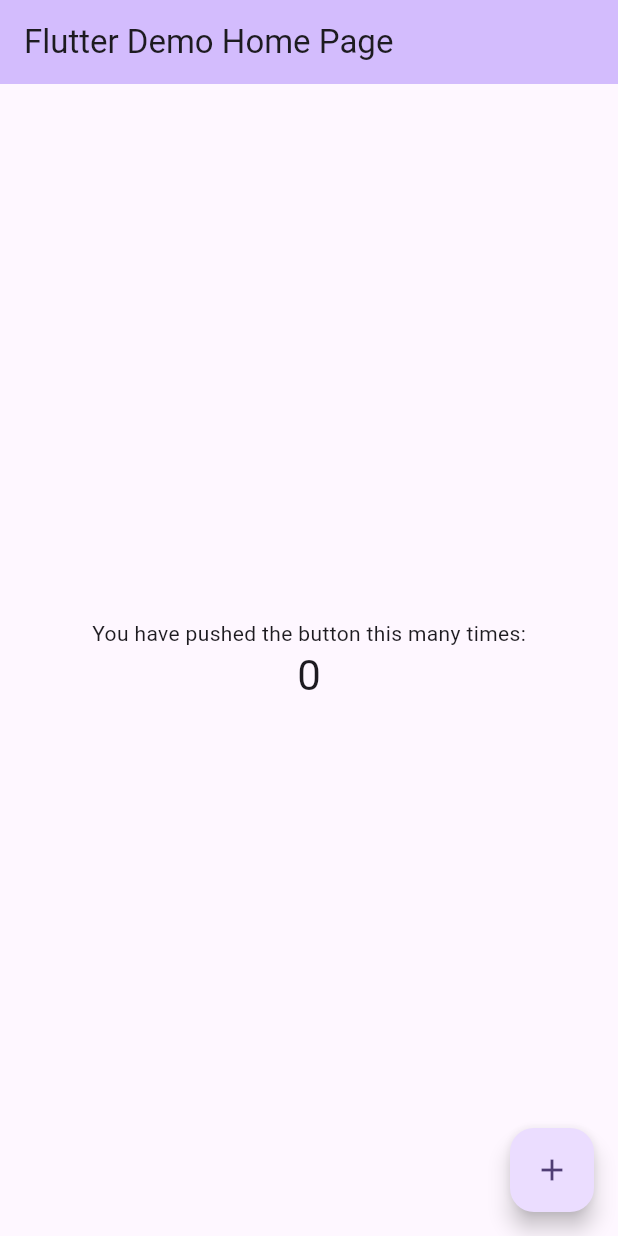
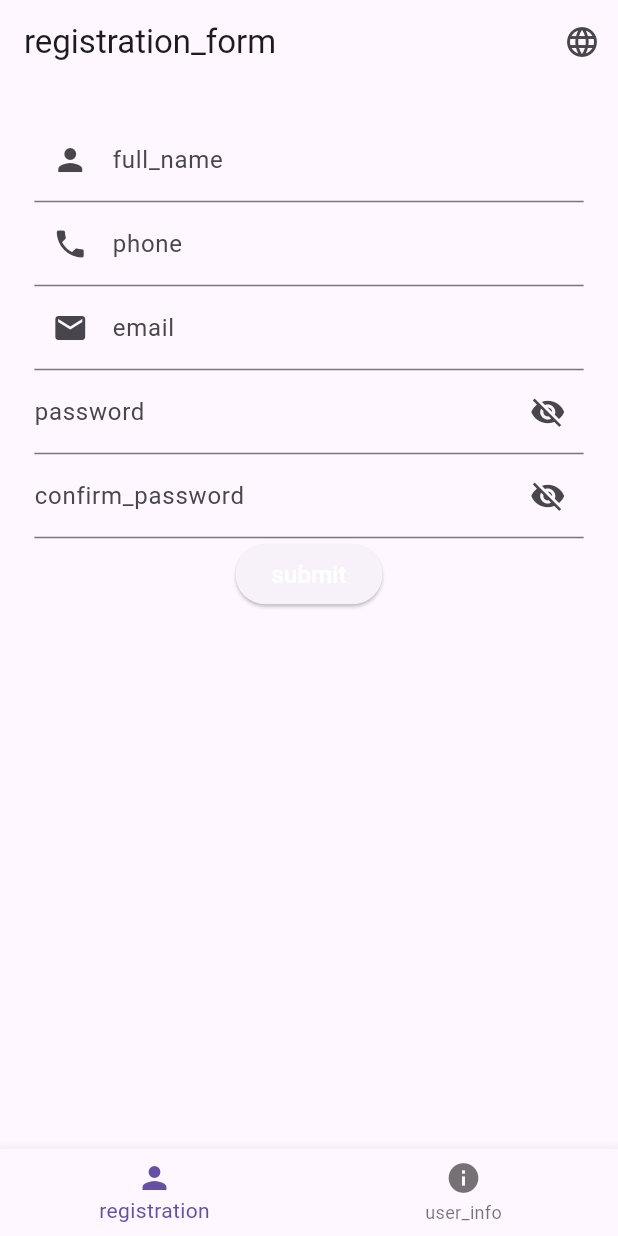
Before and after one commit to nurlybeeeeek/lab_7, a Flutter app: the screen it shows after launch, on a phone screen of 412 x 824 dp. Run offline on Flutter 3.47's test engine with Material 3 defaults, Android fonts, the phone set to English and light mode, and no system bars; our stand-ins replace easy_localization, flutter_screenutil.

Commit message:
first commit

```diff
--- a/assets/translations/en.json
+++ b/assets/translations/en.json
@@ -0,0 +1,20 @@
+{
+    "register_form": "Register Form",
+    "full_name": "Full Name *",
+    "phone": "Phone Number *",
+    "email": "Email Address",
+    "password": "Password *",
+    "confirm_password": "Confirm Password *",
+    "submit": "Submit Form",
+    "name_empty": "Name cannot be empty",
+    "invalid_phone": "Enter a valid phone number",
+    "invalid_email": "Enter a valid email",
+    "password_mismatch": "Passwords do not match",
+    "short_password": "Password must be at least 6 characters",
+    "user_info": "User Info",
+    "name": "Name",
+    "email_text": "Email",
+    "phone_text": "Phone",
+    "registration": "Registration",
+    "user_info_tab": "User Info"
+  }
--- a/lib/constants.dart
+++ b/lib/constants.dart
@@ -0,0 +1,23 @@
+import 'package:flutter/material.dart';
+
+// Цвета
+const primaryColor = Color(0xFF0077FF);
+const secondaryColor = Color(0xFF00BFA6);
+const backgroundColor = Color(0xFFFFFFFF);
+
+// Стиль текста
+TextStyle headerStyle = TextStyle(
+  fontSize: 20,
+  fontWeight: FontWeight.bold,
+  color: primaryColor,
+);
+
+TextStyle regularStyle = TextStyle(
+  fontSize: 16,
+  color: Colors.black,
+);
+
+TextStyle buttonTextStyle = TextStyle(
+  color: Colors.white,
+  fontSize: 16,
+);
--- a/lib/main.dart
+++ b/lib/main.dart
@@ -1,122 +1,34 @@
 import 'package:flutter/material.dart';
+import 'package:easy_localization/easy_localization.dart';
+import 'package:flutter_screenutil/flutter_screenutil.dart';
+import 'constants.dart';
+import 'registration_page.dart';
 
-void main() {
-  runApp(const MyApp());
+void main() async {
+  WidgetsFlutterBinding.ensureInitialized();
+  await EasyLocalization.ensureInitialized();
+
+  runApp(
+    EasyLocalization(
+      supportedLocales: [Locale('en'), Locale('ru')],
+      path: 'assets/translations',
+      fallbackLocale: Locale('en'),
+      child: MyApp(),
+    ),
+  );
 }
 
 class MyApp extends StatelessWidget {
-  const MyApp({super.key});
-
-  // This widget is the root of your application.
   @override
   Widget build(BuildContext context) {
-    return MaterialApp(
-      title: 'Flutter Demo',
-      theme: ThemeData(
-        // This is the theme of your application.
-        //
-        // TRY THIS: Try running your application with "flutter run". You'll see
-        // the application has a purple toolbar. Then, without quitting the app,
-        // try changing the seedColor in the colorScheme below to Colors.green
-        // and then invoke "hot reload" (save your changes or press the "hot
-        // reload" button in a Flutter-supported IDE, or press "r" if you used
-        // the command line to start the app).
-        //
-        // Notice that the counter didn't reset back to zero; the application
-        // state is not lost during the reload. To reset the state, use hot
-        // restart instead.
-        //
-        // This works for code too, not just values: Most code changes can be
-        // tested with just a hot reload.
-        colorScheme: ColorScheme.fromSeed(seedColor: Colors.deepPurple),
+    return ScreenUtilInit(
+      designSize: Size(360, 690), // размер для адаптивности
+      builder: () => MaterialApp(
+        home: RegistrationPage(),
+        localizationsDelegates: context.localizationDelegates,
+        supportedLocales: context.supportedLocales,
+        locale: context.locale,
       ),
-      home: const MyHomePage(title: 'Flutter Demo Home Page'),
     );
   }
 }
-
-class MyHomePage extends StatefulWidget {
-  const MyHomePage({super.key, required this.title});
-
-  // This widget is the home page of your application. It is stateful, meaning
-  // that it has a State object (defined below) that contains fields that affect
-  // how it looks.
-
-  // This class is the configuration for the state. It holds the values (in this
-  // case the title) provided by the parent (in this case the App widget) and
-  // used by the build method of the State. Fields in a Widget subclass are
-  // always marked "final".
-
-  final String title;
-
-  @override
-  State<MyHomePage> createState() => _MyHomePageState();
-}
-
-class _MyHomePageState extends State<MyHomePage> {
-  int _counter = 0;
-
-  void _incrementCounter() {
-    setState(() {
-      // This call to setState tells the Flutter framework that something has
-      // changed in this State, which causes it to rerun the build method below
-      // so that the display can reflect the updated values. If we changed
-      // _counter without calling setState(), then the build method would not be
-      // called again, and so nothing would appear to happen.
-      _counter++;
-    });
-  }
-
-  @override
-  Widget build(BuildContext context) {
-    // This method is rerun every time setState is called, for instance as done
-    // by the _incrementCounter method above.
-    //
-    // The Flutter framework has been optimized to make rerunning build methods
-    // fast, so that you can just rebuild anything that needs updating rather
-    // than having to individually change instances of widgets.
-    return Scaffold(
-      appBar: AppBar(
-        // TRY THIS: Try changing the color here to a specific color (to
-        // Colors.amber, perhaps?) and trigger a hot reload to see the AppBar
-        // change color while the other colors stay the same.
-        backgroundColor: Theme.of(context).colorScheme.inversePrimary,
-        // Here we take the value from the MyHomePage object that was created by
-        // the App.build method, and use it to set our appbar title.
-        title: Text(widget.title),
-      ),
-      body: Center(
-        // Center is a layout widget. It takes a single child and positions it
-        // in the middle of the parent.
-        child: Column(
-          // Column is also a layout widget. It takes a list of children and
-          // arranges them vertically. By default, it sizes itself to fit its
-          // children horizontally, and tries to be as tall as its parent.
-          //
-          // Column has various properties to control how it sizes itself and
-          // how it positions its children. Here we use mainAxisAlignment to
-          // center the children vertically; the main axis here is the vertical
-          // axis because Columns are vertical (the cross axis would be
-          // horizontal).
-          //
-          // TRY THIS: Invoke "debug painting" (choose the "Toggle Debug Paint"
-          // action in the IDE, or press "p" in the console), to see the
-          // wireframe for each widget.
-          mainAxisAlignment: MainAxisAlignment.center,
-          children: <Widget>[
-            const Text('You have pushed the button this many times:'),
-            Text(
-              '$_counter',
-              style: Theme.of(context).textTheme.headlineMedium,
-            ),
-          ],
-        ),
-      ),
-      floatingActionButton: FloatingActionButton(
-        onPressed: _incrementCounter,
-        tooltip: 'Increment',
-        child: const Icon(Icons.add),
-      ), // This trailing comma makes auto-formatting nicer for build methods.
-    );
-  }
-}
--- a/lib/registration_page.dart
+++ b/lib/registration_page.dart
@@ -0,0 +1,151 @@
+import 'package:flutter/material.dart';
+import 'package:easy_localization/easy_localization.dart';
+import 'package:flutter_screenutil/flutter_screenutil.dart';
+import 'constants.dart';
+
+class RegistrationPage extends StatefulWidget {
+  @override
+  _RegistrationPageState createState() => _RegistrationPageState();
+}
+
+class _RegistrationPageState extends State<RegistrationPage> {
+  final _formKey = GlobalKey<FormState>();
+
+  final _nameController = TextEditingController();
+  final _phoneController = TextEditingController();
+  final _emailController = TextEditingController();
+  final _passwordController = TextEditingController();
+  final _confirmPasswordController = TextEditingController();
+
+  bool _obscurePassword = true;
+  bool _obscureConfirmPassword = true;
+
+  int _selectedIndex = 0;
+
+  void _onItemTapped(int index) {
+    setState(() {
+      _selectedIndex = index;
+    });
+  }
+
+  @override
+  Widget build(BuildContext context) {
+    return Scaffold(
+      appBar: AppBar(
+        title: Text("registration_form".tr()),
+        actions: [
+          IconButton(
+            icon: Icon(Icons.language),
+            onPressed: () {
+              context.locale = context.locale.languageCode == 'en'
+                  ? Locale('ru')
+                  : Locale('en');
+            },
+          )
+        ],
+      ),
+      body: _selectedIndex == 0 ? _buildRegistrationForm() : _buildUserInfo(),
+      bottomNavigationBar: BottomNavigationBar(
+        currentIndex: _selectedIndex,
+        onTap: _onItemTapped,
+        items: [
+          BottomNavigationBarItem(
+            icon: Icon(Icons.person),
+            label: 'registration'.tr(),
+          ),
+          BottomNavigationBarItem(
+            icon: Icon(Icons.info),
+            label: 'user_info'.tr(),
+          ),
+        ],
+      ),
+    );
+  }
+
+  Widget _buildRegistrationForm() {
+    return Padding(
+      padding: EdgeInsets.all(20.w),
+      child: Form(
+        key: _formKey,
+        child: Column(
+          children: [
+            TextFormField(
+              controller: _nameController,
+              decoration: InputDecoration(
+                labelText: "full_name".tr(),
+                prefixIcon: Icon(Icons.person),
+              ),
+              validator: (value) => value!.isEmpty ? "name_empty".tr() : null,
+            ),
+            TextFormField(
+              controller: _phoneController,
+              decoration: InputDecoration(
+                labelText: "phone".tr(),
+                prefixIcon: Icon(Icons.phone),
+              ),
+              validator: (value) => value!.isEmpty || !RegExp(r'^[0-9]+$').hasMatch(value)
+                  ? "invalid_phone".tr()
+                  : null,
+            ),
+            TextFormField(
+              controller: _emailController,
+              decoration: InputDecoration(
+                labelText: "email".tr(),
+                prefixIcon: Icon(Icons.email),
+              ),
+              validator: (value) => value!.isEmpty || !RegExp(r'^[\w-]+@([\w-]+\.)+[\w-]{2,4}$').hasMatch(value)
+                  ? "invalid_email".tr()
+                  : null,
+            ),
+            TextFormField(
+              controller: _passwordController,
+              obscureText: _obscurePassword,
+              decoration: InputDecoration(
+                labelText: "password".tr(),
+                suffixIcon: IconButton(
+                  icon: Icon(_obscurePassword ? Icons.visibility_off : Icons.visibility),
+                  onPressed: () => setState(() => _obscurePassword = !_obscurePassword),
+                ),
+              ),
+              validator: (value) => value!.length < 6 ? "short_password".tr() : null,
+            ),
+            TextFormField(
+              controller: _confirmPasswordController,
+              obscureText: _obscureConfirmPassword,
+              decoration: InputDecoration(
+                labelText: "confirm_password".tr(),
+                suffixIcon: IconButton(
+                  icon: Icon(_obscureConfirmPassword ? Icons.visibility_off : Icons.visibility),
+                  onPressed: () => setState(() => _obscureConfirmPassword = !_obscureConfirmPassword),
+                ),
+              ),
+              validator: (value) => value != _passwordController.text ? "password_mismatch".tr() : null,
+            ),
+            ElevatedButton(
+              onPressed: () {
+                if (_formKey.currentState!.validate()) {
+                  // Handle form submission
+                }
+              },
+              child: Text("submit".tr(), style: buttonTextStyle),
+            ),
+          ],
+        ),
+      ),
+    );
+  }
+
+  Widget _buildUserInfo() {
+    return Padding(
+      padding: EdgeInsets.all(20.w),
+      child: Column(
+        crossAxisAlignment: CrossAxisAlignment.start,
+        children: [
+          Text("name".tr() + ": ${_nameController.text}", style: regularStyle),
+          Text("email_text".tr() + ": ${_emailController.text}", style: regularStyle),
+          Text("phone_text".tr() + ": ${_phoneController.text}", style: regularStyle),
+        ],
+      ),
+    );
+  }
+}
```
Also changed, not shown: assets/translations/ru.json (+20 -0 lines).
